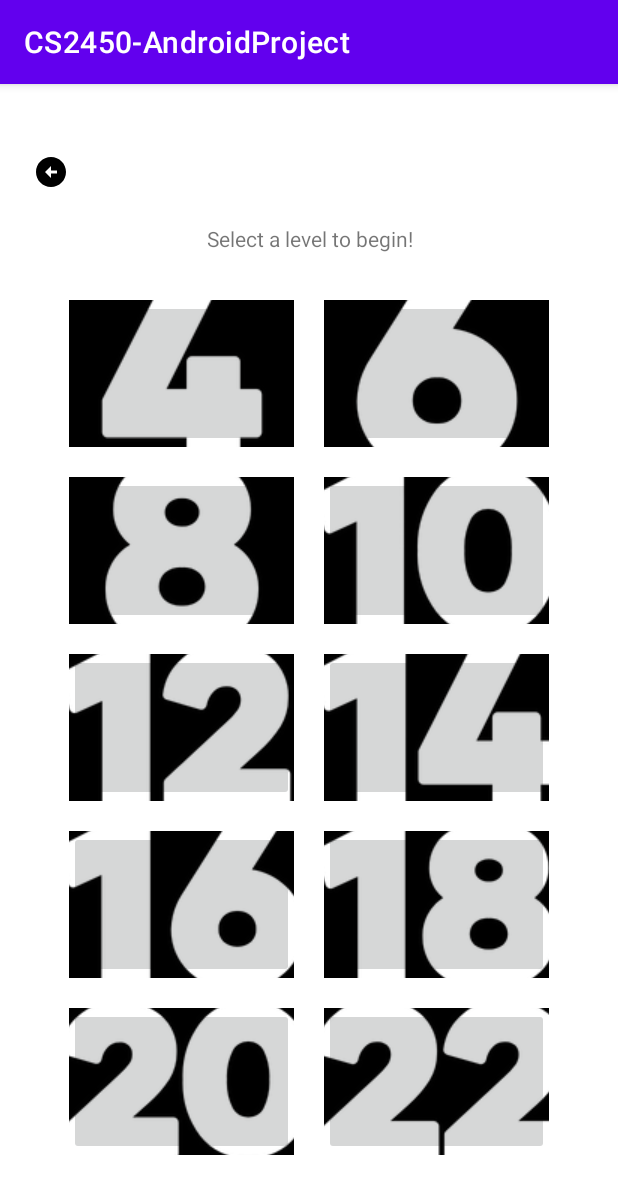
After one commit to jjung2684/CS2450-AndroidProject, an Android app: the LevelsActivity screen opened directly, with no data from a screen before it, on a phone screen of 412 x 824 dp. The commit adds this screen. Shown: the top 1194 px of the screen. Run offline under Robolectric (Android 15) with nearby library versions, the phone set to English and light mode, and no system bars.

Commit message:
Added menu and levels screen

```diff
--- a/app/src/main/AndroidManifest.xml
+++ b/app/src/main/AndroidManifest.xml
@@ -14,14 +14,29 @@
         android:theme="@style/Theme.CS2450AndroidProject"
         tools:targetApi="31">
         <activity
-            android:name=".MainActivity"
+            android:name=".LevelsActivity"
+            android:exported="false">
+            <meta-data
+                android:name="android.app.lib_name"
+                android:value="" />
+        </activity>
+        <activity
+            android:name=".MenuActivity"
             android:exported="true">
             <intent-filter>
                 <action android:name="android.intent.action.MAIN" />
 
                 <category android:name="android.intent.category.LAUNCHER" />
             </intent-filter>
+
+            <meta-data
+                android:name="android.app.lib_name"
+                android:value="" />
         </activity>
+        <activity
+            android:name=".MainActivity"
+            android:exported="false"></activity>
+
         <service android:name=".BackgroundSoundService" />
     </application>
 
--- /dev/null
+++ b/app/src/main/java/com/android/cs2450_androidproject/LevelsActivity.java
@@ -0,0 +1,14 @@
+package com.android.cs2450_androidproject;
+
+import androidx.appcompat.app.AppCompatActivity;
+
+import android.os.Bundle;
+
+public class LevelsActivity extends AppCompatActivity {
+
+    @Override
+    protected void onCreate(Bundle savedInstanceState) {
+        super.onCreate(savedInstanceState);
+        setContentView(R.layout.activity_levels);
+    }
+}
--- /dev/null
+++ b/app/src/main/java/com/android/cs2450_androidproject/MenuActivity.java
@@ -0,0 +1,34 @@
+package com.android.cs2450_androidproject;
+
+import static com.android.cs2450_androidproject.R.id.start_activity_bttn;
+
+import androidx.appcompat.app.AppCompatActivity;
+
+import android.content.Intent;
+import android.os.Bundle;
+import android.util.Log;
+import android.view.View;
+import android.widget.Button;
+
+public class MenuActivity extends AppCompatActivity {
+    Button start_bttn;
+    @Override
+    protected void onCreate(Bundle savedInstanceState) {
+        super.onCreate(savedInstanceState);
+        setContentView(R.layout.activity_menu);
+        start_bttn = (Button) findViewById(start_activity_bttn);
+        start_bttn.setOnClickListener(new View.OnClickListener() {
+            @Override
+            public void onClick(View view) {
+                if (view.getId() == R.id.start_activity_bttn) {
+                    Intent myIntent = new Intent(MenuActivity.this, LevelsActivity.class);
+                    startActivity(myIntent);
+                    Log.d("create", "clicked");
+                }
+            }
+        });
+
+    }
+
+
+}
--- /dev/null
+++ b/app/src/main/res/drawable/back.xml
@@ -0,0 +1,5 @@
+<vector android:height="24dp" android:tint="#000000"
+    android:viewportHeight="24" android:viewportWidth="24"
+    android:width="24dp" xmlns:android="http://schemas.android.com/apk/res/android">
+    <path android:fillColor="@android:color/white" android:pathData="M2,12c0,5.52 4.48,10 10,10s10,-4.48 10,-10c0,-5.52 -4.48,-10 -10,-10C6.48,2 2,6.48 2,12zM12,11l4,0v2l-4,0l0,3l-4,-4l4,-4L12,11z"/>
+</vector>
--- /dev/null
+++ b/app/src/main/res/layout/activity_levels.xml
@@ -0,0 +1,177 @@
+<?xml version="1.0" encoding="utf-8"?>
+<androidx.constraintlayout.widget.ConstraintLayout xmlns:android="http://schemas.android.com/apk/res/android"
+    xmlns:app="http://schemas.android.com/apk/res-auto"
+    xmlns:tools="http://schemas.android.com/tools"
+    android:layout_width="match_parent"
+    android:layout_height="match_parent"
+    tools:context=".LevelsActivity">
+
+    <LinearLayout
+        android:layout_width="match_parent"
+        android:layout_height="wrap_content"
+        android:layout_marginLeft="10dp"
+        android:layout_marginRight="10dp"
+        android:layout_marginBottom="10dp"
+        android:orientation="vertical"
+        android:weightSum="4"
+        app:layout_constraintBottom_toBottomOf="parent"
+        app:layout_constraintEnd_toEndOf="parent"
+        app:layout_constraintStart_toStartOf="parent"
+        app:layout_constraintTop_toTopOf="parent">
+
+        <ImageButton
+            android:id="@+id/back_bttn"
+            android:layout_width="48dp"
+            android:layout_height="48dp"
+            android:layout_weight="1"
+            android:background="@color/white"
+            android:contentDescription="@string/back_description"
+            app:srcCompat="@drawable/back" />
+
+        <TextView
+            android:id="@+id/textView3"
+            android:layout_width="match_parent"
+            android:layout_height="41dp"
+            android:layout_marginBottom="10dp"
+            android:layout_weight="1"
+            android:gravity="center"
+            android:text="@string/level_text" />
+
+        <LinearLayout
+            android:layout_width="match_parent"
+            android:layout_height="match_parent"
+            android:layout_weight="1"
+            android:gravity="center"
+            android:orientation="horizontal"
+            android:weightSum="4">
+
+            <ImageButton
+                android:id="@+id/level_4"
+                android:layout_width="150dp"
+                android:layout_height="98dp"
+                android:layout_margin="10dp"
+                android:contentDescription="@string/level_description"
+                android:src="@drawable/level_4"
+                tools:src="@drawable/level_4" />
+
+            <ImageButton
+                android:id="@+id/level_6"
+                android:layout_width="150dp"
+                android:layout_height="98dp"
+                android:layout_margin="10dp"
+                android:contentDescription="@string/level_description"
+                android:src="@drawable/level_6"
+                tools:srcCompat="@drawable/level_6" />
+
+        </LinearLayout>
+
+        <LinearLayout
+            android:layout_width="match_parent"
+            android:layout_height="match_parent"
+            android:layout_weight="1"
+            android:gravity="center"
+            android:orientation="horizontal"
+            android:weightSum="4">
+
+            <ImageButton
+                android:id="@+id/level_8"
+                android:layout_width="150dp"
+                android:layout_height="98dp"
+                android:layout_margin="10dp"
+                android:contentDescription="@string/level_description"
+                android:src="@drawable/level_8"
+                tools:srcCompat="@drawable/level_8" />
+
+            <ImageButton
+                android:id="@+id/level_10"
+                android:layout_width="150dp"
+                android:layout_height="98dp"
+                android:layout_margin="10dp"
+                android:contentDescription="@string/level_description"
+                android:src="@drawable/level_10"
+                tools:srcCompat="@drawable/level_10" />
+        </LinearLayout>
+
+        <LinearLayout
+            android:layout_width="match_parent"
+            android:layout_height="match_parent"
+            android:layout_weight="1"
+            android:gravity="center"
+            android:orientation="horizontal"
+            android:weightSum="4">
+
+            <ImageButton
+                android:id="@+id/level_12"
+                android:layout_width="150dp"
+                android:layout_height="98dp"
+                android:layout_margin="10dp"
+                android:contentDescription="@string/level_description"
+                android:src="@drawable/level_12"
+                tools:srcCompat="@drawable/level_12" />
+
+            <ImageButton
+                android:id="@+id/level_14"
+                android:layout_width="150dp"
+                android:layout_height="98dp"
+                android:layout_margin="10dp"
+                android:contentDescription="@string/level_description"
+                android:src="@drawable/level_14"
+                tools:srcCompat="@drawable/level_14" />
+        </LinearLayout>
+
+        <LinearLayout
+            android:layout_width="match_parent"
+            android:layout_height="match_parent"
+            android:layout_weight="1"
+            android:gravity="center"
+            android:orientation="horizontal"
+            android:weightSum="4">
+
+            <ImageButton
+                android:id="@+id/level_16"
+                android:layout_width="150dp"
+                android:layout_height="98dp"
+                android:layout_margin="10dp"
+                android:contentDescription="@string/level_description"
+                android:src="@drawable/level_16"
+                tools:srcCompat="@drawable/level_16" />
+
+            <ImageButton
+                android:id="@+id/level_18"
+                android:layout_width="150dp"
+                android:layout_height="98dp"
+                android:layout_margin="10dp"
+                android:contentDescription="@string/level_description"
+                android:src="@drawable/level_18"
+                tools:srcCompat="@drawable/level_18" />
+        </LinearLayout>
+
+        <LinearLayout
+            android:layout_width="match_parent"
+            android:layout_height="match_parent"
+            android:layout_weight="1"
+            android:gravity="center"
+            android:orientation="horizontal"
+            android:weightSum="4">
+
+            <ImageButton
+                android:id="@+id/level_20"
+                android:layout_width="150dp"
+                android:layout_height="98dp"
+                android:layout_margin="10dp"
+                android:contentDescription="@string/level_description"
+                android:src="@drawable/level_20"
+                tools:srcCompat="@drawable/level_20" />
+
+            <ImageButton
+                android:id="@+id/level_22"
+                android:layout_width="150dp"
+                android:layout_height="98dp"
+                android:layout_margin="10dp"
+                android:contentDescription="@string/level_description"
+                android:src="@drawable/level_22"
+                tools:srcCompat="@drawable/level_22" />
+        </LinearLayout>
+    </LinearLayout>
+
+</androidx.constraintlayout.widget.ConstraintLayout>
--- /dev/null
+++ b/app/src/main/res/layout/activity_menu.xml
@@ -0,0 +1,41 @@
+<?xml version="1.0" encoding="utf-8"?>
+<androidx.constraintlayout.widget.ConstraintLayout xmlns:android="http://schemas.android.com/apk/res/android"
+    xmlns:app="http://schemas.android.com/apk/res-auto"
+    xmlns:tools="http://schemas.android.com/tools"
+    android:layout_width="match_parent"
+    android:layout_height="match_parent"
+    tools:context=".MenuActivity">
+
+    <Button
+        android:id="@+id/start_activity_bttn"
+        android:layout_width="wrap_content"
+        android:layout_height="wrap_content"
+        android:layout_marginStart="157dp"
+        android:layout_marginTop="342dp"
+        android:layout_marginEnd="166dp"
+        android:layout_marginBottom="341dp"
+
+        android:text="@string/start_bttn"
+        app:layout_constraintBottom_toBottomOf="parent"
+        app:layout_constraintEnd_toEndOf="parent"
+        app:layout_constraintStart_toStartOf="parent"
+        app:layout_constraintTop_toTopOf="parent" />
+
+    <TextView
+        android:id="@+id/textView"
+        android:layout_width="297dp"
+        android:layout_height="71dp"
+        android:layout_marginStart="57dp"
+        android:layout_marginTop="62dp"
+        android:layout_marginEnd="57dp"
+        android:layout_marginBottom="210dp"
+        android:gravity="center"
+        android:text="@string/game_text"
+        app:layout_constraintBottom_toTopOf="@+id/start_activity_bttn"
+        app:layout_constraintEnd_toEndOf="parent"
+        app:layout_constraintStart_toStartOf="parent"
+        app:layout_constraintTop_toTopOf="parent"
+        android:textSize="30sp"
+        android:textColor="@color/black"
+        android:fontFamily="sans-serif-medium"        />
+</androidx.constraintlayout.widget.ConstraintLayout>
--- a/app/src/main/res/menu/mymenu.xml
+++ b/app/src/main/res/menu/mymenu.xml
@@ -12,4 +12,5 @@
         app:showAsAction="always"
         android:icon="@drawable/stop" />
 
+
 </menu>
--- a/app/src/main/res/values/strings.xml
+++ b/app/src/main/res/values/strings.xml
@@ -1,3 +1,8 @@
 <resources>
     <string name="app_name">CS2450-AndroidProject</string>
+    <string name="start_bttn">Start</string>
+    <string name="game_text">Concentration!</string>
+    <string name="level_text">Select a level to begin!</string>
+    <string name="level_description">game level</string>
+    <string name="back_description">back bttn</string>
 </resources>
```
Also changed, not shown: app/src/main/res/drawable/level_10.png (added), app/src/main/res/drawable/level_12.png (added), app/src/main/res/drawable/level_14.png (added), app/src/main/res/drawable/level_16.png (added), app/src/main/res/drawable/level_18.png (added), app/src/main/res/drawable/level_20.png (added), app/src/main/res/drawable/level_22.png (added), app/src/main/res/drawable/level_4.png (added), app/src/main/res/drawable/level_6.png (added), app/src/main/res/drawable/level_8.png (added).
